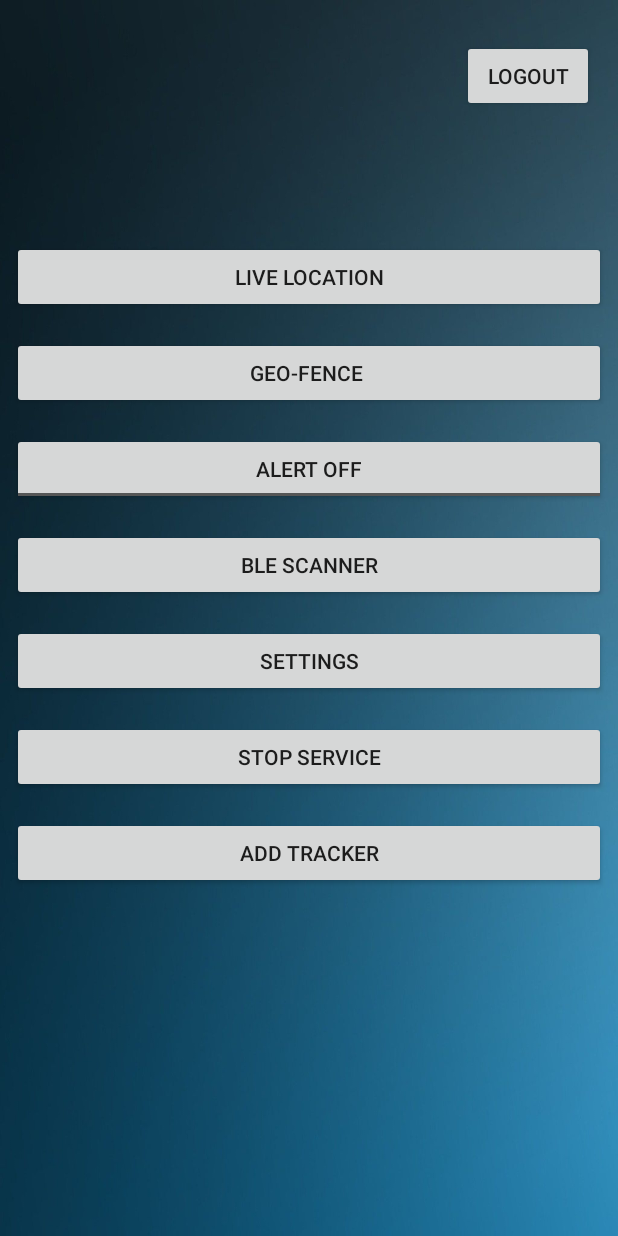
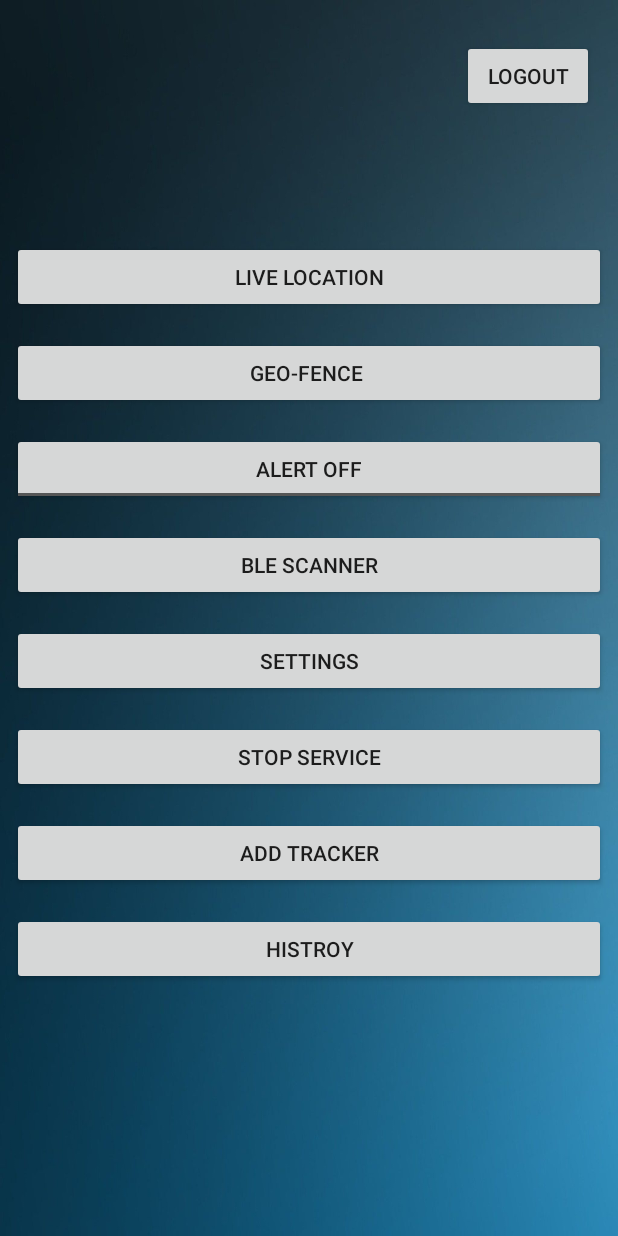
Before and after one commit to RuzaikMh/Child-Tracking, an Android app: the screen it shows after launch once a user with an empty profile is signed in (MainActivity), on a phone screen of 412 x 824 dp. Run offline under Robolectric (Android 15) with nearby library versions, the phone set to English and light mode, and no system bars; our stand-ins replace Firebase (no records; nobody signed in at launch, a user with empty details on screens opened directly); Roboto replaces fonts that are not available here; 1 statement that could not run was skipped.

Commit message:
Commit "11/17"

```diff
--- a/app/src/main/java/com/example/childtracking/MainActivity.java
+++ b/app/src/main/java/com/example/childtracking/MainActivity.java
@@ -8,7 +8,6 @@ import androidx.preference.PreferenceManager;
 import android.content.Intent;
 import android.content.SharedPreferences;
 import android.os.Bundle;
-import android.provider.Settings;
 import android.util.Log;
 import android.view.View;
 import android.widget.CompoundButton;
@@ -32,16 +31,37 @@ public class MainActivity extends AppCompatActivity {
     ToggleButton toggleButton;
     FirebaseFirestore rootRef;
     DocumentReference uidRef;
-    String uid,DefaultTracker;
+    String uid,DefaultTracker,DefaultTrackerChanged;
 
     @Override
     protected void onCreate(Bundle savedInstanceState) {
         super.onCreate(savedInstanceState);
         setContentView(R.layout.activity_main);
 
+        uid = FirebaseAuth.getInstance().getCurrentUser().getUid();
+        rootRef = FirebaseFirestore.getInstance();
+        uidRef = rootRef.collection("users").document(uid);
+        uidRef.get().addOnCompleteListener(new OnCompleteListener<DocumentSnapshot>() {
+            @Override
+            public void onComplete(@NonNull Task<DocumentSnapshot> task) {
+                if(task.isSuccessful()){
+                    DocumentSnapshot document = task.getResult();
+                    String data = (String) document.get("Default TrackerID");
+                    if(data != null){
+                        DefaultTracker = data;
+                        Log.d(TAG, "Default Tracker ID: " + data);
+                        if(DefaultTracker != null) {
+                            Intent serviceIntent = new Intent(getApplicationContext(), FirebaseService.class);
+                            serviceIntent.putExtra("inputExtra", DefaultTracker);
+                            ContextCompat.startForegroundService(getApplicationContext(), serviceIntent);
+                        }
+                    }
+                }
+            }
+        });
 
-        Intent serviceIntent = new Intent(this, FirebaseService.class);
-        ContextCompat.startForegroundService(this, serviceIntent);
+
+
         toggleButton = (ToggleButton) findViewById(R.id.toggle1);
         getStatus();
         toggleButton.setOnCheckedChangeListener(new CompoundButton.OnCheckedChangeListener() {
@@ -62,7 +82,14 @@ public class MainActivity extends AppCompatActivity {
     }
 
     public void btnLiveLocation(View view){
-        startActivity(new Intent(getApplicationContext(),LiveLocation.class));
+        Intent intent = new Intent(getApplicationContext(),LiveLocation.class);
+        intent.putExtra("defaultTracker", DefaultTracker);
+        startActivity(intent);
+
+    }
+
+    public void btnTrackingHistroy(View view){
+        startActivity(new Intent(getApplicationContext(),trackingHistroy.class));
     }
 
     public void btnAddTracker(View view){
@@ -136,22 +163,5 @@ public class MainActivity extends AppCompatActivity {
                     .setValue(0);
         }
 
-        uid = FirebaseAuth.getInstance().getCurrentUser().getUid();
-        rootRef = FirebaseFirestore.getInstance();
-        uidRef = rootRef.collection("users").document(uid);
-        uidRef.get().addOnCompleteListener(new OnCompleteListener<DocumentSnapshot>() {
-            @Override
-            public void onComplete(@NonNull Task<DocumentSnapshot> task) {
-                if(task.isSuccessful()){
-                    DocumentSnapshot document = task.getResult();
-                    String data = (String) document.get("Default TrackerID");
-                    if(data != null){
-                        DefaultTracker = data;
-                        Log.d(TAG, "Default Tracker ID: " + data);
-                    }
-                }
-            }
-        });
-
     }
 }
--- a/app/src/main/res/layout/activity_main.xml
+++ b/app/src/main/res/layout/activity_main.xml
@@ -6,6 +6,20 @@
     android:layout_height="match_parent"
     android:background="@drawable/back1"
     tools:context=".MainActivity">
+
+    <Button
+        android:id="@+id/button8"
+        android:layout_width="0dp"
+        android:layout_height="wrap_content"
+        android:layout_marginStart="8dp"
+        android:layout_marginTop="16dp"
+        android:layout_marginEnd="8dp"
+        android:onClick="btnTrackingHistroy"
+        android:text="Histroy"
+        app:layout_constraintEnd_toEndOf="parent"
+        app:layout_constraintHorizontal_bias="0.0"
+        app:layout_constraintStart_toStartOf="parent"
+        app:layout_constraintTop_toBottomOf="@+id/button6" />
 
     <Button
         android:id="@+id/button6"
--- a/app/src/main/res/values/strings.xml
+++ b/app/src/main/res/values/strings.xml
@@ -21,4 +21,5 @@
     <string name="default_interval">5000</string>
     <string name="default_radius">0.2</string>
     <string name="CLIENT_CHARACTERISTIC_CONFIG">00002902-0000-1000-8000-00805f9b34fb"</string>
+    <string name="title_activity_tracking_histroy">Map</string>
 </resources>
```
Also changed, not shown: app/src/main/AndroidManifest.xml (+26 -14 lines), app/src/main/java/com/example/childtracking/FirebaseService.java (+16 -6 lines), app/src/main/java/com/example/childtracking/History.java (added, +31 -0 lines), app/src/main/java/com/example/childtracking/LiveLocation.java (+71 -18 lines), app/src/main/java/com/example/childtracking/ViewChild.java (+37 -3 lines), app/src/main/java/com/example/childtracking/trackingHistroy.java (added, +129 -0 lines), app/src/main/res/layout/activity_tracking_histroy.xml (added, +9 -0 lines).
